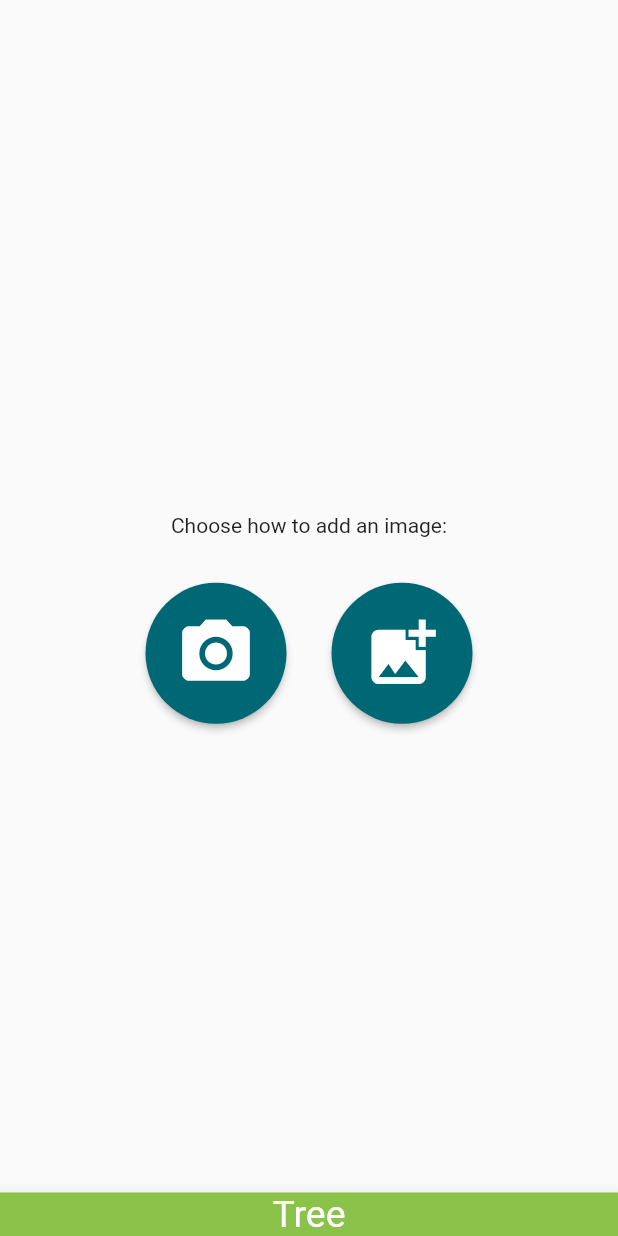
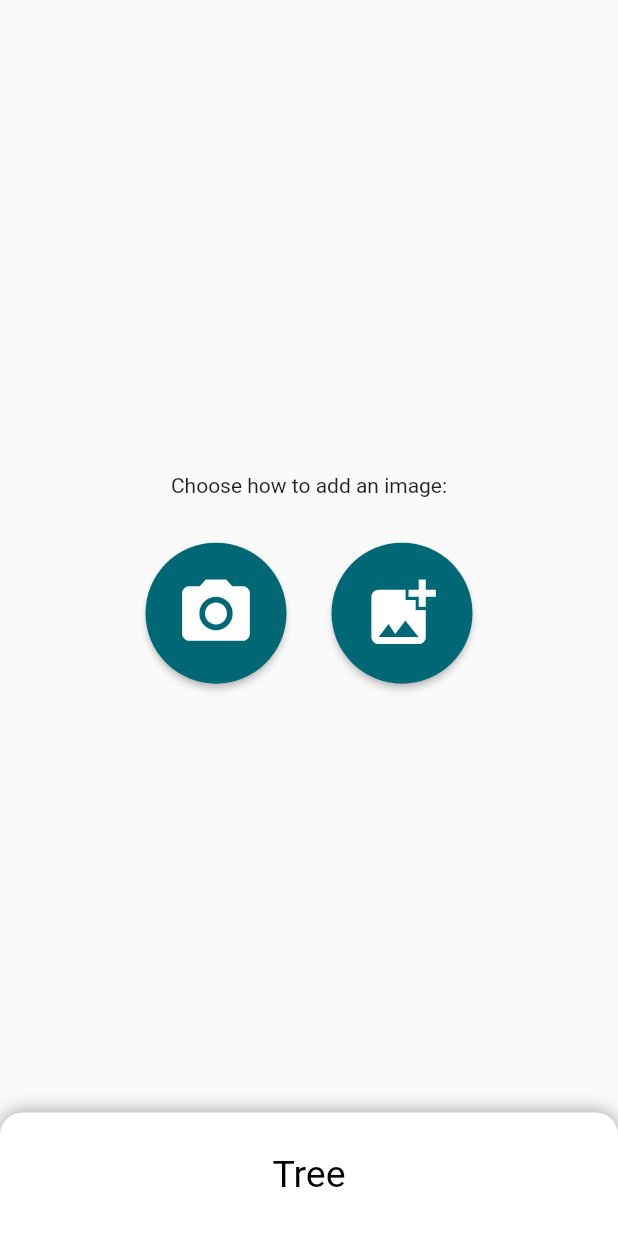
Before and after one commit to jpa-reis/ipm_project, a Flutter app: the screen it shows after launch, after a tap on "Tree", on a phone screen of 412 x 824 dp. Run offline on Flutter 3.47's test engine with Material 2 defaults, Android fonts, the light colour scheme and no system bars; our stand-ins replace flutter_speed_dial, image_picker, sliding_up_panel, timeline_tile, toggle_switch.

Commit message:
changed appbar style

```diff
--- a/lib/addImage.dart
+++ b/lib/addImage.dart
@@ -16,6 +16,7 @@ class AddImageScreen extends StatelessWidget {
 
   @override
   Widget build(BuildContext context){
+    final bottomBarHeight = MediaQuery.of(context).size.height * 0.1;
     return Scaffold(
       body: Center(
           child : Column(
@@ -55,13 +56,20 @@ class AddImageScreen extends StatelessWidget {
                     ]),
               ])
       ),
-      bottomNavigationBar: BottomAppBar(
-          color: Colors.lightGreen,
-          child: Text(
-            marker.name,
-            textAlign: TextAlign.center,
-            style: const TextStyle(fontSize: 25, color: Colors.white),
-          )),
+        bottomNavigationBar: Container(
+          decoration: BoxDecoration(
+            color: Colors.white,
+            borderRadius: BorderRadius.vertical(top: Radius.circular(15)),
+            boxShadow: const [
+              BoxShadow(color: Colors.black38, spreadRadius: 0, blurRadius: 10),
+            ],
+          ),
+          height: bottomBarHeight,
+          child: Align(
+            alignment: Alignment.center,
+            child: Text(marker.name,style: TextStyle(fontSize: 25, color: Colors.black))
+          ),
+        )
     );
   }
 }
```
Also changed, not shown: lib/editImage.dart (+17 -9 lines).
